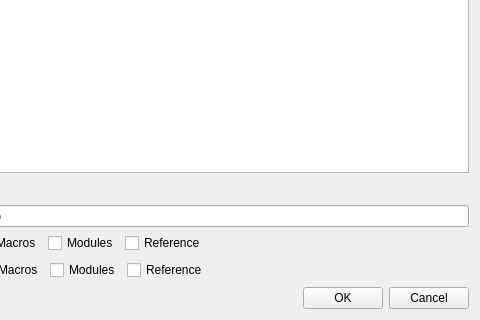
Before: the Qt Designer form cvscontroller/src/cvscontroller/view/maindialog.ui in shoderico/AccessCvs, drawn with Qt 5; both pictures show x 502 to 982 and y 243 to 563 of the 982 by 563 pixel window.
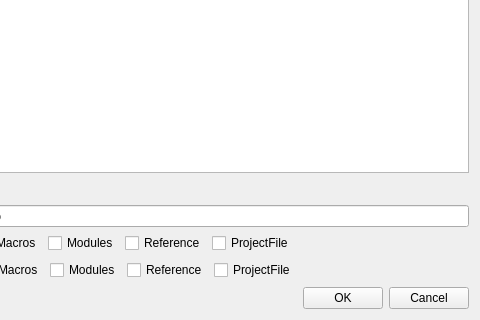
After: the same form once the commit is applied.

Commit message: [AC-12] add checkboxes for ProjectFile

```diff
--- a/cvscontroller/src/cvscontroller/view/maindialog.ui
+++ b/cvscontroller/src/cvscontroller/view/maindialog.ui
@@ -149,6 +149,13 @@
          </property>
         </widget>
        </item>
+       <item>
+        <widget class="QCheckBox" name="showProjectFileCheckBox">
+         <property name="text">
+          <string>ProjectFile</string>
+         </property>
+        </widget>
+       </item>
        <item>
         <spacer name="horizontalSpacer_3">
          <property name="orientation">
@@ -236,6 +243,13 @@
          </property>
         </widget>
        </item>
+       <item>
+        <widget class="QCheckBox" name="selectProjectFileCheckBox">
+         <property name="text">
+          <string>ProjectFile</string>
+         </property>
+        </widget>
+       </item>
        <item>
         <spacer name="horizontalSpacer_2">
          <property name="orientation">
```
The commit also changes 1 other file.
